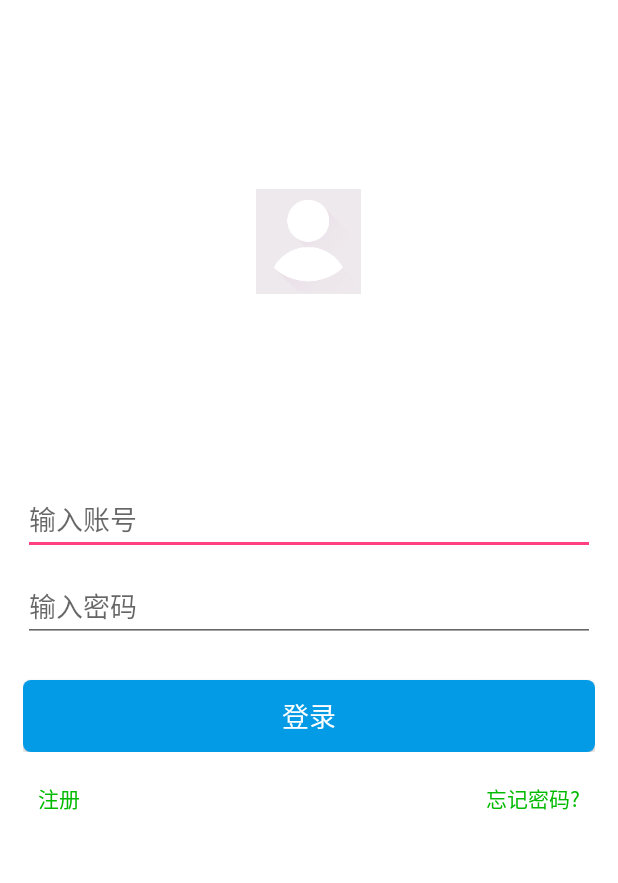
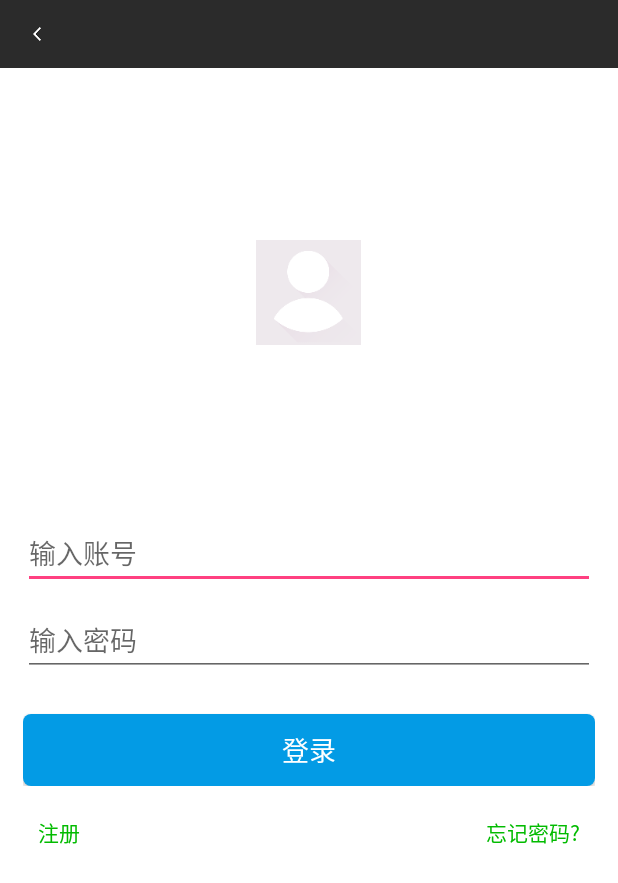
Before and after one commit to Aaroa/Dear, an Android app: the screen it shows after launch (LoginActivity), on a phone screen of 412 x 824 dp. Shown: the top 883 px of the screen. Run offline under Robolectric (Android 15) with nearby library versions, the phone set to English and light mode, and no system bars; libraries missing offline, so code that uses them is left out: io.netty.bootstrap, io.netty.channel.

Commit message:
Common HeadView搭建
Common HeadView搭建

```diff
--- a/DearProject/app/src/main/java/com/jinggan/dear/activity/BaseActivity.java
+++ b/DearProject/app/src/main/java/com/jinggan/dear/activity/BaseActivity.java
@@ -13,6 +13,7 @@ import com.jinggan.dear.R;
 import com.jinggan.dear.common.Constants;
 import com.jinggan.dear.network.socket.PersistConnect;
 import com.jinggan.dear.utils.ActivityManage;
+import com.jinggan.dear.widget.HeadView;
 
 
 /**
@@ -23,8 +24,10 @@ import com.jinggan.dear.utils.ActivityManage;
  * @Time: 11:55
  * @version: V1.0
  */
-public abstract class BaseActivity extends FragmentActivity {
+public abstract class BaseActivity extends FragmentActivity implements HeadView.HeadViewListener{
     private final String TAG="BaseActivity";
+
+    private HeadView mHeadView;
 
     /**
      * 布局实例器
@@ -46,6 +49,7 @@ public abstract class BaseActivity extends FragmentActivity {
     }
 
     private void findViewById(){
+        mHeadView=(HeadView)findViewById(R.id.base_activity_title);
         mLayoutInflater = LayoutInflater.from(this);
         mLinearLayoutContent=(FrameLayout)findViewById(R.id.base_activity_container);
     };
@@ -70,4 +74,62 @@ public abstract class BaseActivity extends FragmentActivity {
         mLinearLayoutContent.removeAllViews();
         mLinearLayoutContent.addView(view, lp);
     }
+
+//    public abstract void onBackListener();
+
+//    public onBackClickListener
+
+    @Override
+    public void setLeftOnClick(){
+//        mHeadView.setLeftBackOnClick();
+    }
+
+    @Override
+    public void setRightOnClick() {
+
+    }
+
+    @Override
+    public void setHeadTitle(int resid) {
+
+    }
+
+    @Override
+    public void setHeadTitle(String str) {
+
+    }
+
+    @Override
+    public void setRightText(int resid) {
+
+    }
+
+    @Override
+    public void setRightText(String str) {
+
+    }
+
+    @Override
+    public void setRightImage(int resid) {
+
+    }
+
+    @Override
+    public void setRightImageVisibility(int visibility) {
+
+    }
+
+    @Override
+    public void setRightTextVisibility(int visibility) {
+
+    }
+
+    @Override
+    public void setHeadViewVisibility(int visibility) {
+        mHeadView.setVisibility(visibility);
+    }
+
+    public void goneHeadView(){
+        setHeadViewVisibility(View.GONE);
+    }
 }
--- a/DearProject/app/src/main/java/com/jinggan/dear/activity/account/LoginActivity.java
+++ b/DearProject/app/src/main/java/com/jinggan/dear/activity/account/LoginActivity.java
@@ -30,6 +30,8 @@ public class LoginActivity extends BaseActivity implements View.OnClickListener{
         super.onCreate(savedInstanceState);
         super.setContentView(R.layout.activity_login);
         findViewById();
+
+        setLeftOnClick();
     }
 
     private void findViewById(){
--- a/DearProject/app/src/main/java/com/jinggan/dear/activity/main/MainActivity.java
+++ b/DearProject/app/src/main/java/com/jinggan/dear/activity/main/MainActivity.java
@@ -40,6 +40,7 @@ public class MainActivity extends BaseActivity implements View.OnClickListener,V
         setListener();
         setMainTitle(MAIN_MESSAGE_VALUE);
         setTabText(MAIN_MESSAGE_VALUE);
+        goneHeadView();
     }
 
     private void findViewById(){
--- /dev/null
+++ b/DearProject/app/src/main/java/com/jinggan/dear/widget/HeadView.java
@@ -0,0 +1,105 @@
+package com.jinggan.dear.widget;
+
+import android.content.Context;
+import android.util.AttributeSet;
+import android.view.LayoutInflater;
+import android.view.View;
+import android.widget.ImageView;
+import android.widget.LinearLayout;
+import android.widget.TextView;
+
+import com.jinggan.dear.R;
+
+/**
+ * 标题栏
+ * Created by wuhezhi on 2015/12/11.
+ */
+public class HeadView extends LinearLayout {
+
+    private LinearLayout mBackLayout,mRightLayout;
+    private TextView mTitleTv,mRightTv;
+    private ImageView mRightIv;
+
+    public HeadView(Context context) {
+        super(context);
+        init();
+    }
+
+    public HeadView(Context context, AttributeSet attri) {
+        super(context, attri);
+        init();
+    }
+
+    public void init(){
+        View view = LayoutInflater.from(getContext()).inflate(
+                R.layout.title_base_layout, null);
+        addView(view);
+        mBackLayout = (LinearLayout) view
+                .findViewById(R.id.title_back_layout);
+        mRightLayout = (LinearLayout) view
+                .findViewById(R.id.title_right_layout);
+        mTitleTv = (TextView) view
+                .findViewById(R.id.title_tv);
+        mRightTv=(TextView)view.findViewById(R.id.title_right_text);
+        mRightIv=(ImageView)view.findViewById(R.id.title_right_iv);
+    }
+
+    public void setTitleText(int resid) {
+        mTitleTv.setText(resid);
+    }
+
+    public void setTitleText(String str) {
+        mTitleTv.setText(str);
+    }
+
+    public void setRightText(int resid) {
+        mRightTv.setText(resid);
+    }
+
+    public void setRightText(String str) {
+        mRightTv.setText(str);
+    }
+
+    public void setRightImage(int resid){
+        mRightIv.setImageResource(resid);
+    }
+
+    public void setRightTextVisility(int visility){
+        mRightTv.setVisibility(visility);
+    }
+
+    public void setRightImageVisility(int visility){
+        mRightIv.setVisibility(visility);
+    }
+
+    public void setLeftBackOnClick(OnClickListener listener){
+        mBackLayout.setOnClickListener(listener);
+    }
+
+    public void setRightOnClick(OnClickListener listener){
+        mRightLayout.setOnClickListener(listener);
+    }
+
+    public interface HeadViewListener {
+        public void setLeftOnClick();
+
+        public void setRightOnClick();
+
+        public void setHeadTitle(int resid);
+
+        public void setHeadTitle(String str);
+
+        public void setHeadViewVisibility(int visibility);
+
+        public void setRightText(int resid);
+
+        public void setRightText(String str);
+
+        public void setRightImage(int resid);
+
+        public void setRightTextVisibility(int visibility);
+
+        public void setRightImageVisibility(int visibility);
+    }
+
+}
--- /dev/null
+++ b/DearProject/app/src/main/res/drawable/title_seletor_bg.xml
@@ -0,0 +1,8 @@
+<?xml version="1.0" encoding="utf-8"?>
+<selector xmlns:android="http://schemas.android.com/apk/res/android">
+
+    <item android:drawable="@color/title_press_color" android:state_focused="true"/>
+    <item android:drawable="@color/title_press_color" android:state_pressed="true"/>
+    <item android:drawable="@color/title_color"/>
+
+</selector>
--- a/DearProject/app/src/main/res/layout/activity_base.xml
+++ b/DearProject/app/src/main/res/layout/activity_base.xml
@@ -3,6 +3,11 @@
     android:orientation="vertical"
     android:layout_width="match_parent"
     android:layout_height="match_parent">
+
+    <com.jinggan.dear.widget.HeadView
+        android:id="@+id/base_activity_title"
+        android:layout_width="match_parent"
+        android:layout_height="wrap_content"/>
 
     <FrameLayout android:layout_width="match_parent"
         android:layout_height="match_parent"
--- /dev/null
+++ b/DearProject/app/src/main/res/layout/title_base_layout.xml
@@ -0,0 +1,64 @@
+<?xml version="1.0" encoding="utf-8"?>
+<LinearLayout xmlns:android="http://schemas.android.com/apk/res/android"
+    android:layout_width="match_parent"
+    android:layout_height="match_parent">
+
+    <RelativeLayout
+        android:layout_width="match_parent"
+        android:layout_height="45dip"
+        android:background="@color/title_color">
+
+        <LinearLayout
+            android:id="@+id/title_back_layout"
+            android:layout_width="wrap_content"
+            android:layout_height="match_parent"
+            android:minWidth="50dip"
+            android:gravity="center"
+            android:background="@drawable/title_seletor_bg">
+            <ImageView
+                android:layout_width="wrap_content"
+                android:layout_height="wrap_content"
+                android:src="@mipmap/title_back_icon"
+                android:layout_gravity="center"/>
+        </LinearLayout>
+
+        <TextView
+            android:id="@+id/title_tv"
+            android:layout_width="match_parent"
+            android:layout_height="match_parent"
+            android:layout_toLeftOf="@+id/title_right_layout"
+            android:layout_toRightOf="@+id/title_back_layout"
+            android:textSize="@dimen/margin_18"
+            android:textColor="@color/white"
+            android:gravity="center"
+            android:layout_centerInParent="true"/>
+
+        <LinearLayout
+            android:id="@+id/title_right_layout"
+            android:layout_width="wrap_content"
+            android:layout_height="match_parent"
+            android:minWidth="50dip"
+            android:gravity="center"
+            android:layout_alignParentRight="true"
+            android:background="@drawable/title_seletor_bg">
+
+            <TextView
+                android:id="@+id/title_right_text"
+                android:layout_width="wrap_content"
+                android:layout_height="match_parent"
+                android:gravity="center"
+                android:textColor="@color/white"
+                android:visibility="gone"
+                android:textSize="@dimen/margin_18"/>
+
+            <ImageView
+                android:id="@+id/title_right_iv"
+                android:layout_width="wrap_content"
+                android:layout_height="wrap_content"
+                android:visibility="gone"
+                android:src="@mipmap/title_more_icon"/>
+        </LinearLayout>
+
+    </RelativeLayout>
+
+</LinearLayout>
--- a/DearProject/app/src/main/res/values-v21/styles.xml
+++ b/DearProject/app/src/main/res/values-v21/styles.xml
@@ -1,4 +1,5 @@
 <resources>>
+
     <style name="AppTheme.NoActionBar">
         <item name="windowActionBar">false</item>
         <item name="windowNoTitle">true</item>
--- a/DearProject/app/src/main/res/values/colors.xml
+++ b/DearProject/app/src/main/res/values/colors.xml
@@ -19,4 +19,8 @@
 
     <color name="main_tab_normal_color">#36C8C5</color>
     <color name="main_tab_press_color">#F8245F</color>
+
+    <!--title -->
+    <color name="title_color">#2B2B2B</color>
+    <color name="title_press_color">#3C3F41</color>
 </resources>
--- a/DearProject/app/src/main/res/values/strings.xml
+++ b/DearProject/app/src/main/res/values/strings.xml
@@ -14,4 +14,5 @@
     <string name="dialog_defalut_confirm_text">确定</string>
     <string name="dialog_defalut_cancel_text">取消</string>
     <string name="loading_defalut_dialog_text">加载中...</string>
+    <string name="title_activity_chat_base">ChatBaseActivity</string>
 </resources>
--- a/DearProject/app/src/main/res/values/styles.xml
+++ b/DearProject/app/src/main/res/values/styles.xml
@@ -7,11 +7,14 @@
         <item name="colorPrimaryDark">@color/colorPrimaryDark</item>
         <item name="colorAccent">@color/colorAccent</item>
     </style>
+
     <style name="AppTheme.NoActionBar">
         <item name="windowActionBar">false</item>
         <item name="windowNoTitle">true</item>
     </style>
+
     <style name="AppTheme.AppBarOverlay" parent="ThemeOverlay.AppCompat.Dark.ActionBar" />
+
     <style name="AppTheme.PopupOverlay" parent="ThemeOverlay.AppCompat.Light" />
 
 
```
Also changed, not shown: DearProject/app/src/main/AndroidManifest.xml (+8 -6 lines), DearProject/app/src/main/java/com/jinggan/dear/activity/adapter/ArrayListAdapter.java (added, +139 -0 lines), DearProject/app/src/main/java/com/jinggan/dear/activity/chat/ChatActivity.java (added, +17 -0 lines), DearProject/app/src/main/java/com/jinggan/dear/activity/chat/ChatBaseActivity.java (added, +24 -0 lines), DearProject/app/src/main/res/layout/activity_chat.xml (added, +34 -0 lines), DearProject/app/src/main/res/layout/content_chat_base.xml (added, +11 -0 lines), DearProject/app/src/main/res/mipmap-xxhdpi/title_back_icon.png (added), DearProject/app/src/main/res/mipmap-xxhdpi/title_more_icon.png (added), 1 other file.
